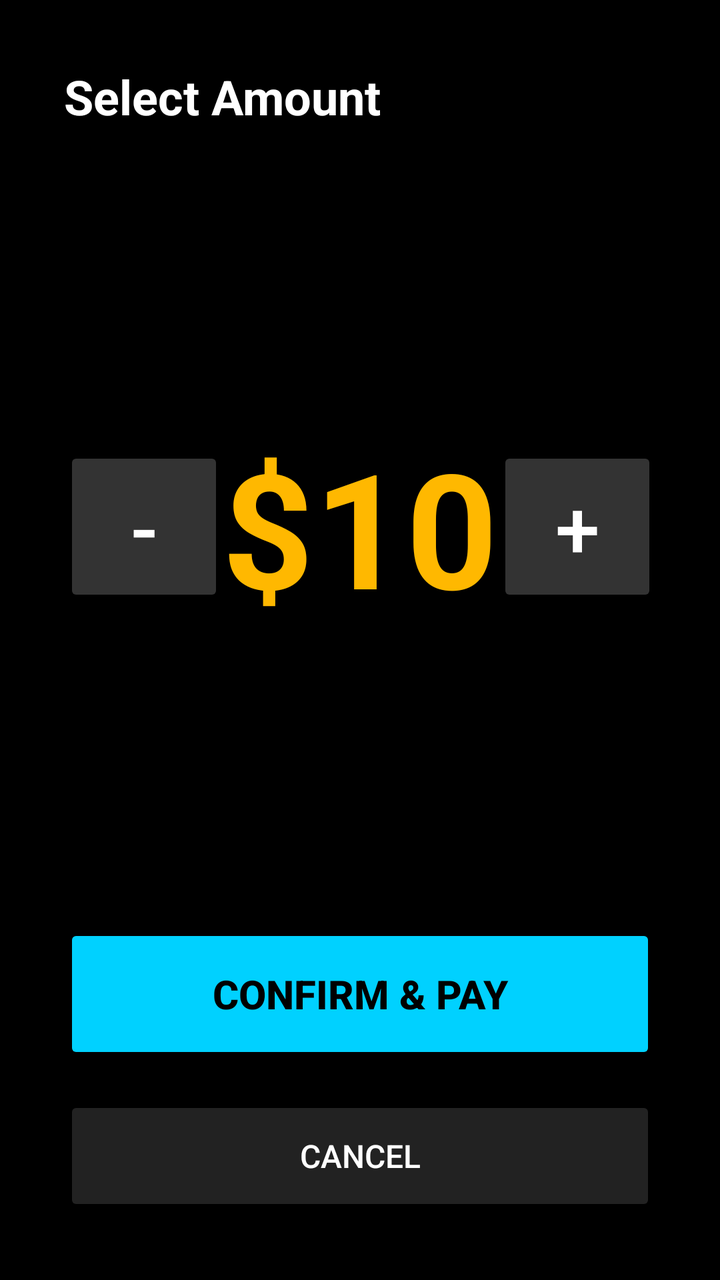
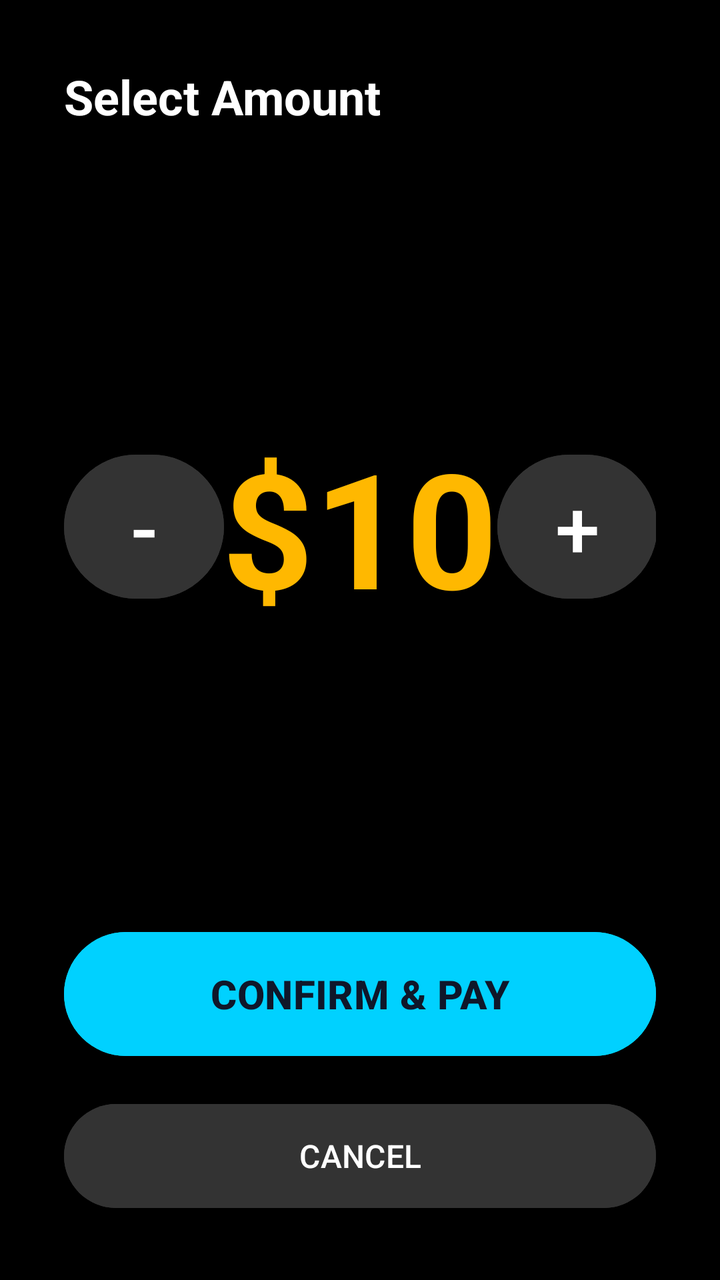

An Android layout rendered at two revisions. The XML below is the earlier revision; the diff shows what the commit changed to produce the second picture.
<!-- AndroidManifest.xml: application theme Theme.SSP -->
<!-- res/layout/dialog_custom_amount.xml -->
<?xml version="1.0" encoding="utf-8"?>
<androidx.constraintlayout.widget.ConstraintLayout xmlns:android="http://schemas.android.com/apk/res/android"
    xmlns:app="http://schemas.android.com/apk/res-auto"
    xmlns:tools="http://schemas.android.com/tools"
    android:layout_width="match_parent"
    android:layout_height="match_parent"
    android:background="#000000"
    android:padding="32dp">

    <TextView
        android:id="@+id/tv_custom_title"
        android:layout_width="wrap_content"
        android:layout_height="wrap_content"
        android:text="Select Amount"
        android:textColor="#FFFFFF"
        android:textSize="24sp"
        android:textStyle="bold"
        app:layout_constraintStart_toStartOf="parent"
        app:layout_constraintTop_toTopOf="parent" />

    <TextView
        android:id="@+id/tv_amount_display"
        android:layout_width="wrap_content"
        android:layout_height="wrap_content"
        android:text="$10"
        android:textColor="#FFB800"
        android:textSize="80sp"
        android:textStyle="bold"
        app:layout_constraintBottom_toTopOf="@id/btn_confirm_custom"
        app:layout_constraintEnd_toEndOf="parent"
        app:layout_constraintStart_toStartOf="parent"
        app:layout_constraintTop_toBottomOf="@id/tv_custom_title" />

    <Button
        android:id="@+id/btn_minus"
        android:layout_width="80dp"
        android:layout_height="80dp"
        android:backgroundTint="#333333"
        android:text="-"
        android:textColor="#FFFFFF"
        android:textSize="40sp"
        app:layout_constraintBottom_toBottomOf="@id/tv_amount_display"
        app:layout_constraintEnd_toStartOf="@id/tv_amount_display"
        app:layout_constraintStart_toStartOf="parent"
        app:layout_constraintTop_toTopOf="@id/tv_amount_display" />

    <Button
        android:id="@+id/btn_plus"
        android:layout_width="80dp"
        android:layout_height="80dp"
        android:backgroundTint="#333333"
        android:text="+"
        android:textColor="#FFFFFF"
        android:textSize="40sp"
        app:layout_constraintBottom_toBottomOf="@id/tv_amount_display"
        app:layout_constraintEnd_toEndOf="parent"
        app:layout_constraintStart_toEndOf="@id/tv_amount_display"
        app:layout_constraintTop_toTopOf="@id/tv_amount_display" />

    <Button
        android:id="@+id/btn_confirm_custom"
        android:layout_width="match_parent"
        android:layout_height="70dp"
        android:layout_marginBottom="16dp"
        android:backgroundTint="#00D1FF"
        android:text="CONFIRM &amp; PAY"
        android:textColor="#000000"
        android:textSize="20sp"
        android:textStyle="bold"
        app:layout_constraintBottom_toTopOf="@id/btn_cancel_custom"
        app:layout_constraintEnd_toEndOf="parent"
        app:layout_constraintStart_toStartOf="parent" />

    <Button
        android:id="@+id/btn_cancel_custom"
        android:layout_width="match_parent"
        android:layout_height="60dp"
        android:backgroundTint="#222222"
        android:text="CANCEL"
        android:textColor="#FFFFFF"
        android:textSize="16sp"
        app:layout_constraintBottom_toBottomOf="parent"
        app:layout_constraintEnd_toEndOf="parent"
        app:layout_constraintStart_toStartOf="parent" />

</androidx.constraintlayout.widget.ConstraintLayout>
<!-- resources referenced by this layout -->
<resources>
  <style name="Theme.SSP" parent="Theme.AppCompat.NoActionBar">
          
          <item name="colorPrimary">@color/royal_blue</item>
          <item name="colorPrimaryDark">@color/bg_dark</item>
          <item name="colorAccent">@color/gold_accent</item>
          <item name="android:windowBackground">@color/bg_dark</item>
          <item name="android:windowNoTitle">true</item>
          <item name="android:windowActionBar">false</item>
      </style>
  <color name="royal_blue">#00D1FF</color>
  <color name="bg_dark">#000000</color>
  <color name="gold_accent">#FFB800</color>
</resources>

<!-- the commit's change to res/layout/dialog_custom_amount.xml (unified diff, before → after) -->
@@ -4,7 +4,7 @@
     xmlns:tools="http://schemas.android.com/tools"
     android:layout_width="match_parent"
     android:layout_height="match_parent"
-    android:background="#000000"
+    android:background="@color/bg_dark"
     android:padding="32dp">
 
     <TextView
@@ -12,7 +12,7 @@
         android:layout_width="wrap_content"
         android:layout_height="wrap_content"
         android:text="Select Amount"
-        android:textColor="#FFFFFF"
+        android:textColor="@color/text_light"
         android:textSize="24sp"
         android:textStyle="bold"
         app:layout_constraintStart_toStartOf="parent"
@@ -23,7 +23,7 @@
         android:layout_width="wrap_content"
         android:layout_height="wrap_content"
         android:text="$10"
-        android:textColor="#FFB800"
+        android:textColor="@color/gold_accent"
         android:textSize="80sp"
         android:textStyle="bold"
         app:layout_constraintBottom_toTopOf="@id/btn_confirm_custom"
@@ -35,9 +35,9 @@
         android:id="@+id/btn_minus"
         android:layout_width="80dp"
         android:layout_height="80dp"
-        android:backgroundTint="#333333"
+        android:backgroundTint="@color/btn_neutral_bg"
         android:text="-"
-        android:textColor="#FFFFFF"
+        android:textColor="@color/text_light"
         android:textSize="40sp"
         app:layout_constraintBottom_toBottomOf="@id/tv_amount_display"
         app:layout_constraintEnd_toStartOf="@id/tv_amount_display"
@@ -48,9 +48,9 @@
         android:id="@+id/btn_plus"
         android:layout_width="80dp"
         android:layout_height="80dp"
-        android:backgroundTint="#333333"
+        android:backgroundTint="@color/btn_neutral_bg"
         android:text="+"
-        android:textColor="#FFFFFF"
+        android:textColor="@color/text_light"
         android:textSize="40sp"
         app:layout_constraintBottom_toBottomOf="@id/tv_amount_display"
         app:layout_constraintEnd_toEndOf="parent"
@@ -62,9 +62,9 @@
         android:layout_width="match_parent"
         android:layout_height="70dp"
         android:layout_marginBottom="16dp"
-        android:backgroundTint="#00D1FF"
+        android:backgroundTint="@color/royal_blue"
         android:text="CONFIRM &amp; PAY"
-        android:textColor="#000000"
+        android:textColor="@color/text_dark"
         android:textSize="20sp"
         android:textStyle="bold"
         app:layout_constraintBottom_toTopOf="@id/btn_cancel_custom"
@@ -75,9 +75,9 @@
         android:id="@+id/btn_cancel_custom"
         android:layout_width="match_parent"
         android:layout_height="60dp"
-        android:backgroundTint="#222222"
+        android:backgroundTint="@color/btn_neutral_bg"
         android:text="CANCEL"
-        android:textColor="#FFFFFF"
+        android:textColor="@color/text_light"
         android:textSize="16sp"
         app:layout_constraintBottom_toBottomOf="parent"
         app:layout_constraintEnd_toEndOf="parent"
<!-- resource entries referenced after the edit -->
@@ -1,16 +1,32 @@
 <!-- resources referenced by this layout -->
 <resources>
-  <style name="Theme.SSP" parent="Theme.AppCompat.NoActionBar">
+  <style name="Theme.SSP" parent="Theme.Material3.Dark.NoActionBar">
           
-          <item name="colorPrimary">@color/royal_blue</item>
-          <item name="colorPrimaryDark">@color/bg_dark</item>
-          <item name="colorAccent">@color/gold_accent</item>
+          <item name="colorPrimary">@color/gold_accent</item>
+          <item name="colorOnPrimary">@color/text_dark</item>
+          <item name="colorSecondary">@color/royal_blue</item>
+          <item name="colorOnSecondary">@color/text_dark</item>
+          <item name="colorError">@color/coral_red</item>
+          <item name="colorOnError">@color/text_light</item>
+          <item name="colorSurface">@color/bg_card</item>
+          <item name="colorOnSurface">@color/text_light</item>
+          <item name="colorSurfaceVariant">@color/bg_card_selected</item>
+          <item name="colorOnSurfaceVariant">@color/text_muted</item>
+          <item name="colorOutline">@color/border_light</item>
           <item name="android:windowBackground">@color/bg_dark</item>
           <item name="android:windowNoTitle">true</item>
           <item name="android:windowActionBar">false</item>
       </style>
+  <color name="coral_red">#FF5252</color>
+  <color name="bg_card">#121212</color>
+  <color name="bg_card_selected">#1A1A1A</color>
+  <color name="text_muted">#94A3B8</color>
+  <color name="border_light">#334155</color>
   <color name="royal_blue">#00D1FF</color>
+  <color name="text_dark">#0F172A</color>
+  <color name="text_light">#FFFFFF</color>
   <color name="bg_dark">#000000</color>
+  <color name="btn_neutral_bg">#333333</color>
   <color name="gold_accent">#FFB800</color>
 </resources>
 
